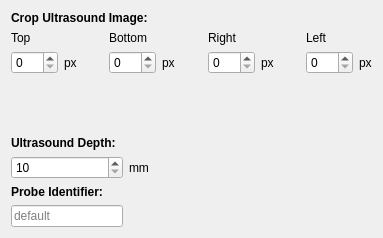
Above: Modules/USUI/Qmitk/QmitkUSControlsCustomVideoDeviceWidget.ui from MITK/MITK before the change. Below: the same form after it.
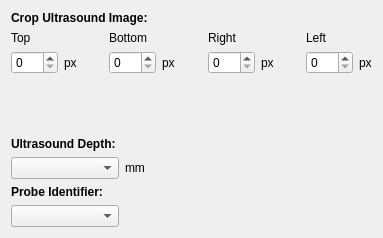
That is the form after the change.

Patch:
```diff
--- a/Modules/USUI/Qmitk/QmitkUSControlsCustomVideoDeviceWidget.ui
+++ b/Modules/USUI/Qmitk/QmitkUSControlsCustomVideoDeviceWidget.ui
@@ -233,13 +233,6 @@
        </property>
       </spacer>
      </item>
-     <item row="3" column="0">
-      <widget class="QLineEdit" name="m_ProbeIdentifier">
-       <property name="placeholderText">
-        <string>default</string>
-       </property>
-      </widget>
-     </item>
      <item row="2" column="0">
       <widget class="QLabel" name="label_11">
        <property name="text">
@@ -275,14 +268,10 @@
       </layout>
      </item>
      <item row="1" column="0">
-      <widget class="QSpinBox" name="m_UsDepth">
-       <property name="minimum">
-        <number>10</number>
-       </property>
-       <property name="maximum">
-        <number>999</number>
-       </property>
-      </widget>
+      <widget class="QComboBox" name="m_UsDepth"/>
+     </item>
+     <item row="3" column="0">
+      <widget class="QComboBox" name="m_ProbeIdentifier"/>
      </item>
     </layout>
    </item>
```
